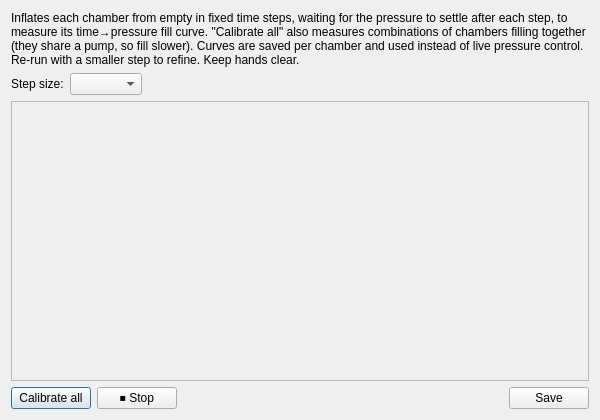
Old version of the form src/gui/ui/fill_calibration_dialog.ui in the repository techandpeople/SoftEdIBO.
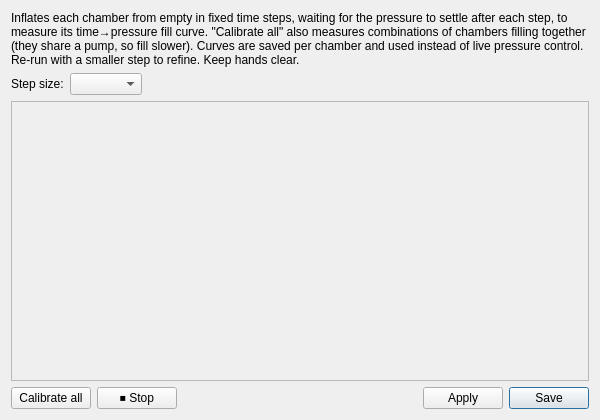
New version of the form.

Diff of the .ui file:
```diff
--- a/src/gui/ui/fill_calibration_dialog.ui
+++ b/src/gui/ui/fill_calibration_dialog.ui
@@ -79,10 +79,17 @@
        <property name="sizeHint" stdset="0"><size><width>40</width><height>20</height></size></property>
       </spacer>
      </item>
+     <item>
+      <widget class="QPushButton" name="apply_btn">
+       <property name="whatsThis"><string>Store the measured fill curves into the skin without closing this window, so you can keep refining other chambers. Same as Save but leaves the dialog open.</string></property>
+       <property name="text"><string>Apply</string></property>
+      </widget>
+     </item>
      <item>
       <widget class="QPushButton" name="save_btn">
        <property name="whatsThis"><string>Store the measured fill curves into the skin so the activity can use timed filling instead of live pressure control.</string></property>
        <property name="text"><string>Save</string></property>
+       <property name="default"><bool>true</bool></property>
       </widget>
      </item>
     </layout>
```
Left out of the diff: 2 changed lines with no effect on the pictures.
